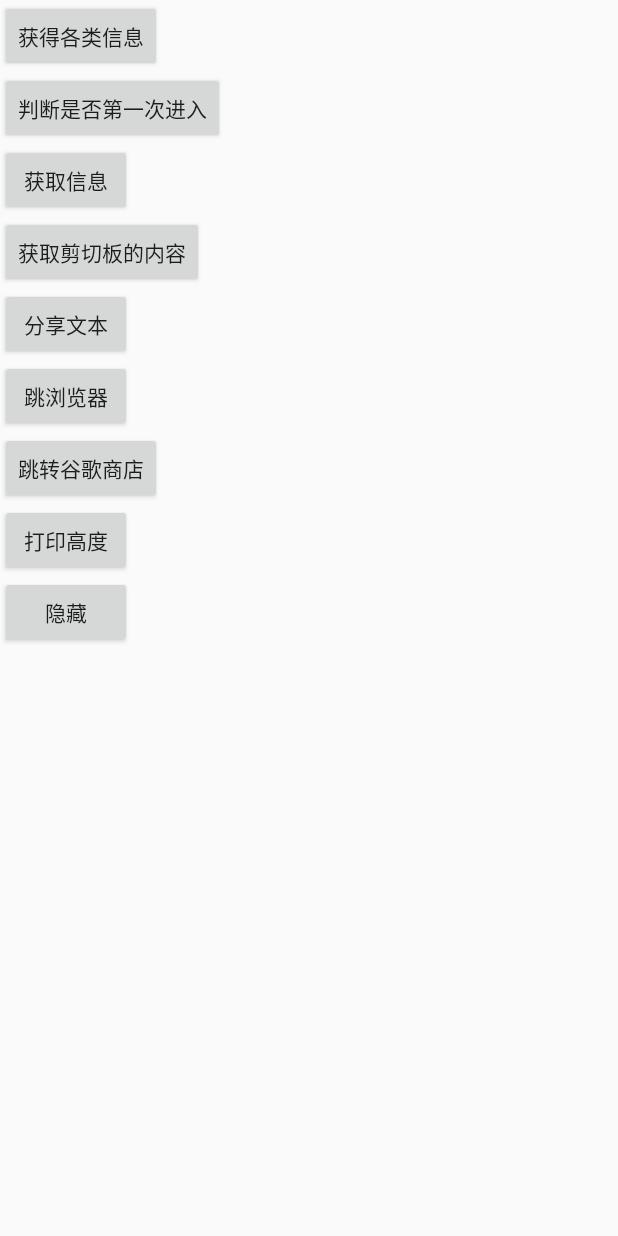
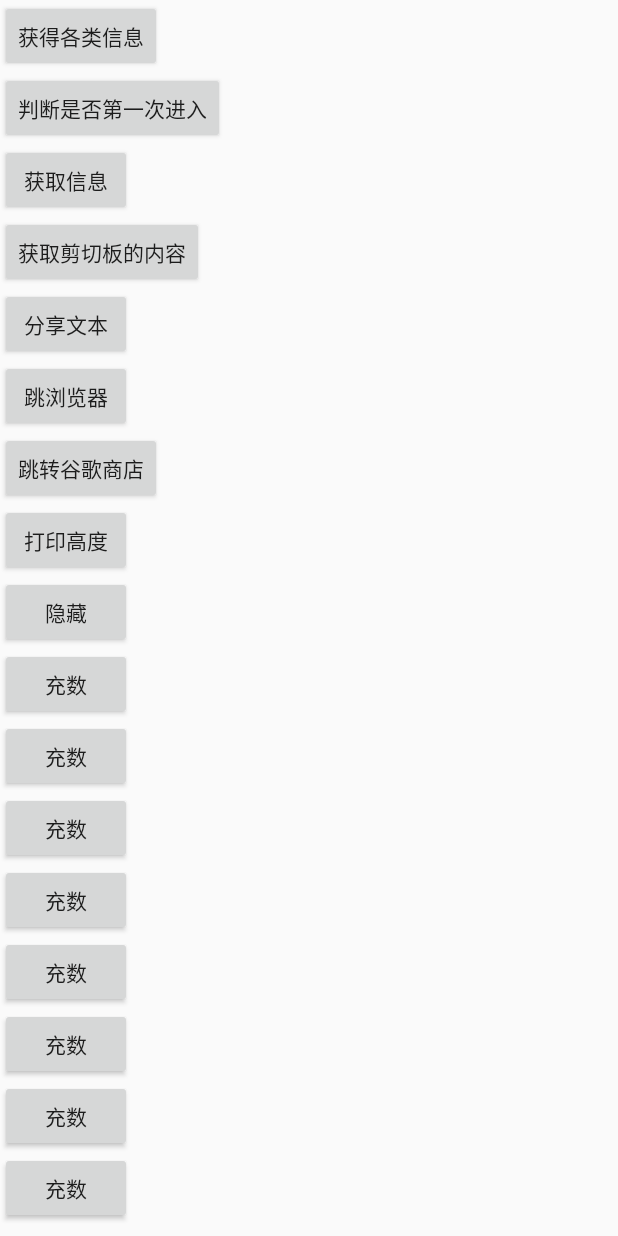
Before and after one commit to 18319557579/UtilsTest, an Android app: the screen it shows after launch (MainActivity), on a phone screen of 412 x 824 dp. Run offline under Robolectric (Android 15) with nearby library versions, the phone set to English and light mode, and no system bars.

Commit message:
引入一波充数按钮

```diff
--- a/app/src/main/res/layout/activity_main.xml
+++ b/app/src/main/res/layout/activity_main.xml
@@ -61,6 +61,53 @@
         android:layout_height="wrap_content"
         android:text="隐藏"/>
 
+    <Button
+        android:layout_width="wrap_content"
+        android:layout_height="wrap_content"
+        android:text="充数"/>
+
+    <Button
+        android:layout_width="wrap_content"
+        android:layout_height="wrap_content"
+        android:text="充数"/>
+
+
+    <Button
+        android:layout_width="wrap_content"
+        android:layout_height="wrap_content"
+        android:text="充数"/>
+
+    <Button
+        android:layout_width="wrap_content"
+        android:layout_height="wrap_content"
+        android:text="充数"/>
+
+    <Button
+        android:layout_width="wrap_content"
+        android:layout_height="wrap_content"
+        android:text="充数"/>
+
+    <Button
+        android:layout_width="wrap_content"
+        android:layout_height="wrap_content"
+        android:text="充数"/>
+
+    <Button
+        android:layout_width="wrap_content"
+        android:layout_height="wrap_content"
+        android:text="充数"/>
+
+    <Button
+        android:layout_width="wrap_content"
+        android:layout_height="wrap_content"
+        android:text="充数"/>
+
+    <Button
+        android:layout_width="wrap_content"
+        android:layout_height="wrap_content"
+        android:text="充数"/>
+
+
 
 
 </LinearLayout>
```
